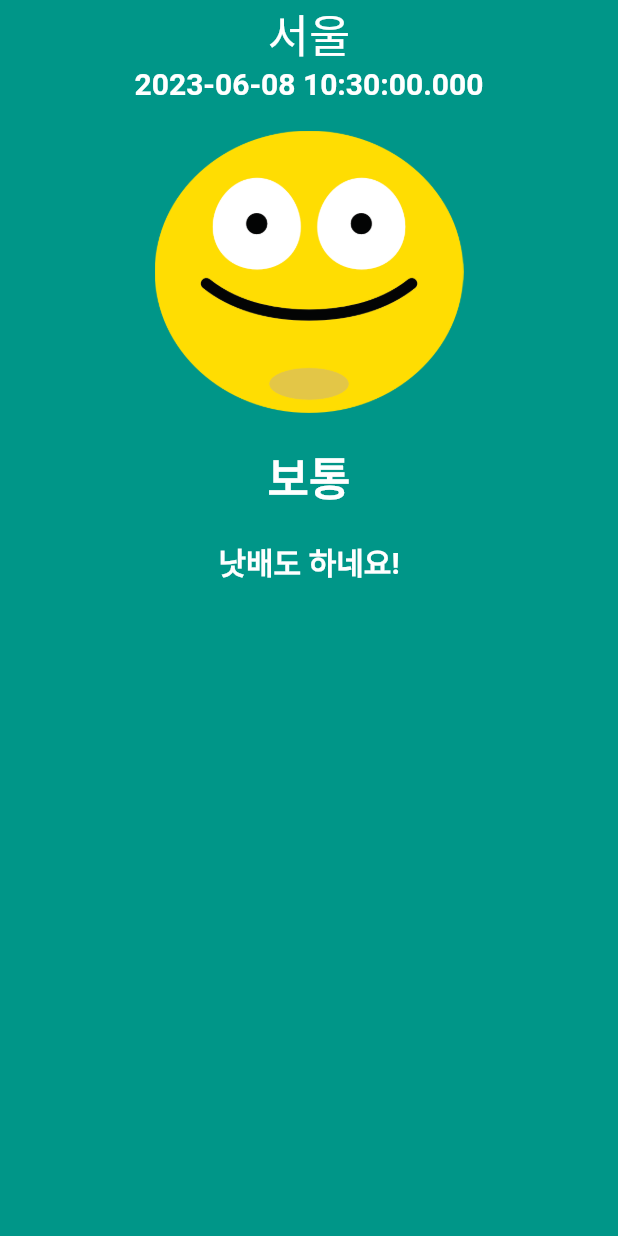
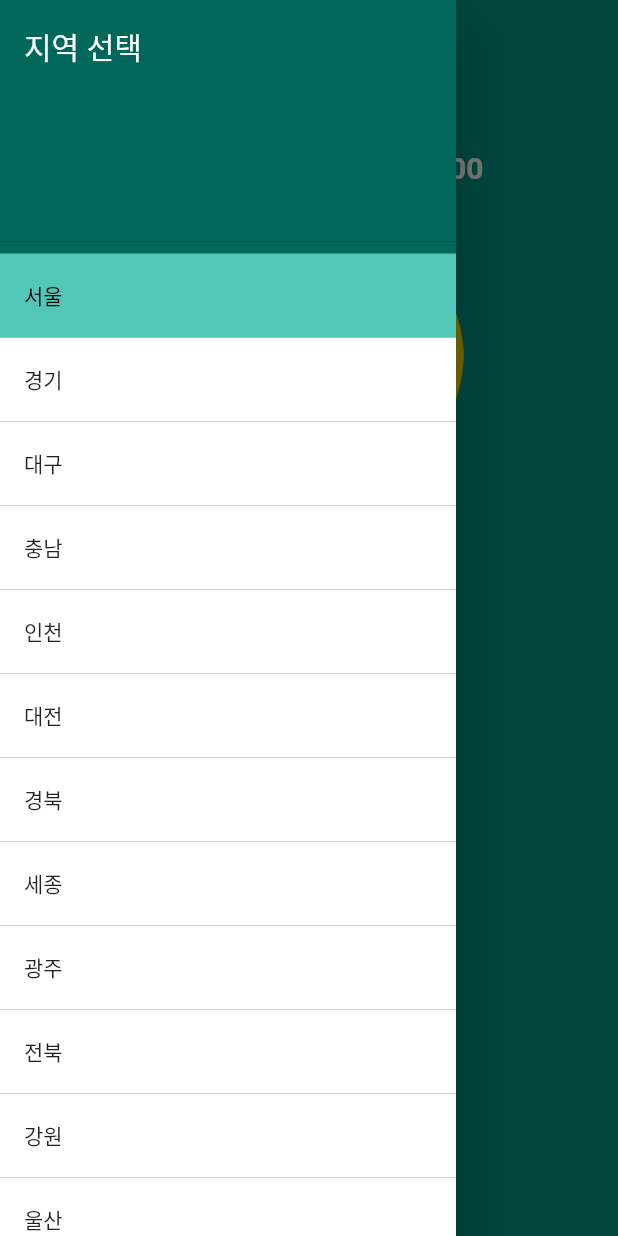
Before and after one commit to wogks/mask_app, a Flutter app: the screen it shows after launch, with the side drawer open (before the commit the screen has no drawer), on a phone screen of 412 x 824 dp. Run offline on Flutter 3.47's test engine with Material 2 defaults, Android fonts, the phone set to English and light mode, and no system bars; Roboto replaces fonts that are missing (sunflower).

Commit message:
Feat: drawer디자인 하기

```diff
--- a/lib/component/main_appbar.dart
+++ b/lib/component/main_appbar.dart
@@ -15,6 +15,10 @@ class MainAppBar extends StatelessWidget {
       expandedHeight: 500,
       flexibleSpace: FlexibleSpaceBar(
         background: SafeArea(
+          //컨테이너를 넣어서 드로어를 앱바 크기만큼 띄워준다
+          child: Container(
+            //margin = safearea와의 간격을 둔다(컨테이너에 색을 넣으면 아래의 콜럼이 검은색) padding = column과의 간격을 둔다(컨테이너도 포함되서 검은색)
+            margin: const EdgeInsets.only(top: kToolbarHeight),
             child: Column(
               children: [
                 const Text(
@@ -53,6 +57,7 @@ class MainAppBar extends StatelessWidget {
             ),
           ),
         ),
+      ),
     );
   }
 }
--- /dev/null
+++ b/lib/component/main_drawer.dart
@@ -0,0 +1,59 @@
+import 'package:flutter/material.dart';
+import 'package:mask_app/const/colors.dart';
+
+const regions = [
+  '서울',
+  '경기',
+  '대구',
+  '충남',
+  '인천',
+  '대전',
+  '경북',
+  '세종',
+  '광주',
+  '전북',
+  '강원',
+  '울산',
+  '전남',
+  '부산',
+  '제주',
+  '충북',
+  '경남',
+];
+
+class MainDrawer extends StatelessWidget {
+  const MainDrawer({super.key});
+
+  @override
+  Widget build(BuildContext context) {
+    return Drawer(
+      backgroundColor: darkColor,
+      child: ListView(
+        children: [
+          //타이틀 부분
+          const DrawerHeader(
+            child: Text(
+              '지역 선택',
+              style: TextStyle(color: Colors.white, fontSize: 20),
+            ),
+          ),
+          ...regions
+              .map(
+                (e) => ListTile(
+                  tileColor: Colors.white,
+                  //배경
+                  selectedTileColor: lightColor,
+                  //선택됐을때 글자색
+                  selectedColor: Colors.black,
+                  //셀렉티드에 입력한 값들이 트루를 하면 반영이 된다
+                  selected: e == '서울',
+                  onTap: () {},
+                  title: Text(e),
+                ),
+              )
+              .toList(),
+        ],
+      ),
+    );
+  }
+}
--- a/lib/const/colors.dart
+++ b/lib/const/colors.dart
@@ -1,3 +1,5 @@
 import 'package:flutter/material.dart';
 
 const primaryColor = Color(0xFF009688);
+const darkColor = Color(0xFF00675B);
+const lightColor = Color(0xFF52C7B8);
--- a/lib/screen/home_screen.dart
+++ b/lib/screen/home_screen.dart
@@ -1,5 +1,6 @@
 import 'package:flutter/material.dart';
 import 'package:mask_app/component/main_appbar.dart';
+import 'package:mask_app/component/main_drawer.dart';
 import 'package:mask_app/const/colors.dart';
 
 class HomeScreen extends StatelessWidget {
@@ -9,6 +10,7 @@ class HomeScreen extends StatelessWidget {
   Widget build(BuildContext context) {
     return const Scaffold(
       backgroundColor: primaryColor,
+      drawer: MainDrawer(),
       body: CustomScrollView(
         slivers: [
           MainAppBar(),
```
Lines whose indentation alone changed are shown as unchanged.
